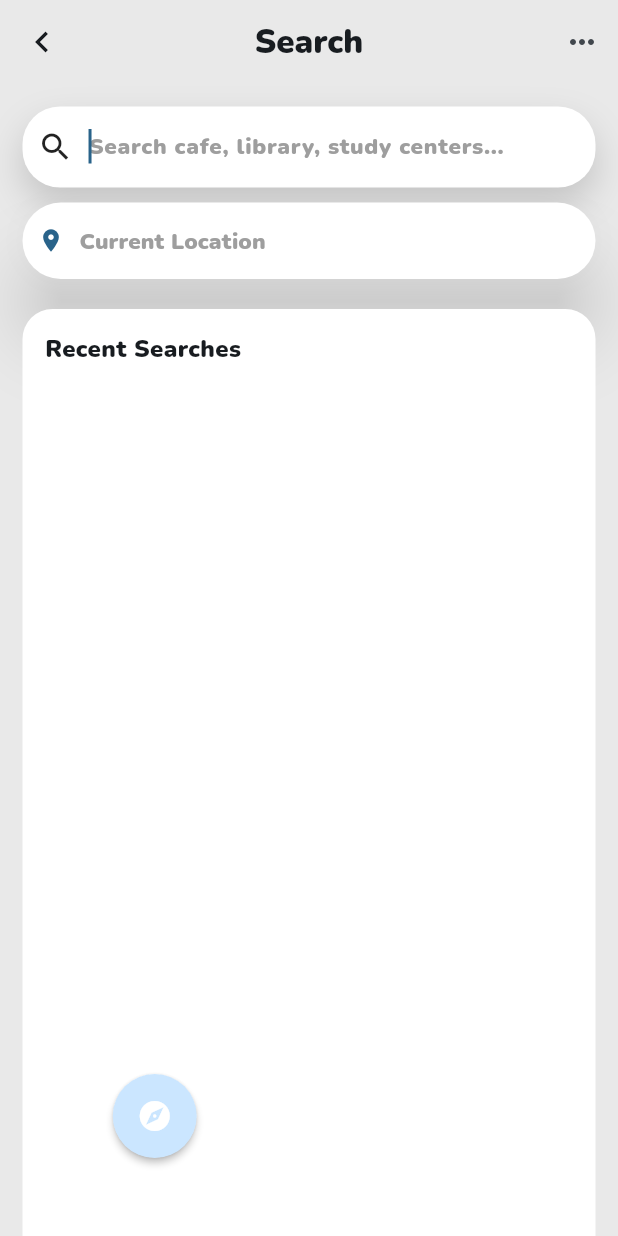
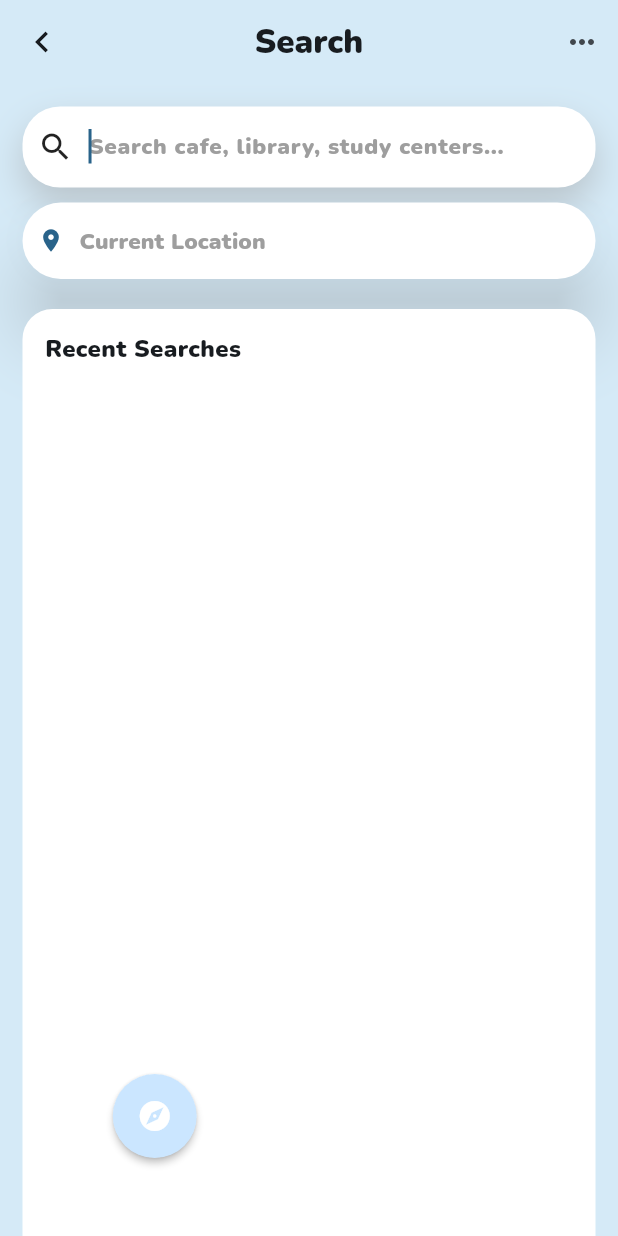
Before and after one commit to SpotSpots/spots_front, a Flutter app: the SearchPage screen opened directly, on a phone screen of 412 x 824 dp. Run offline on Flutter 3.47's test engine with Material 3 defaults, Android fonts, the phone set to English and light mode, and no system bars; our stand-ins replace carousel_slider, cloud_firestore, firebase_auth, firebase_core, modal_progress_hud_nsn; accounts and stored records are empty.

Commit message:
배경색 설정 - searchPage

```diff
--- a/lib/SearchPage.dart
+++ b/lib/SearchPage.dart
@@ -17,10 +17,10 @@ class _SearchPageState extends State<SearchPage> {
   @override
   Widget build(BuildContext context) {
     return Scaffold(
-      backgroundColor: Color(0xffE9E9E9),
+      backgroundColor: const Color(0xffD5EAF7),
         appBar: AppBar(
           centerTitle: true,
-          backgroundColor: Color(0xffE9E9E9),
+          backgroundColor: const Color(0xffD5EAF7),
           title: Text('Search', style: TextStyle(fontWeight: FontWeight.bold),),
           leading: IconButton(
             icon: Icon(Icons.navigate_before, size: 28),
```
